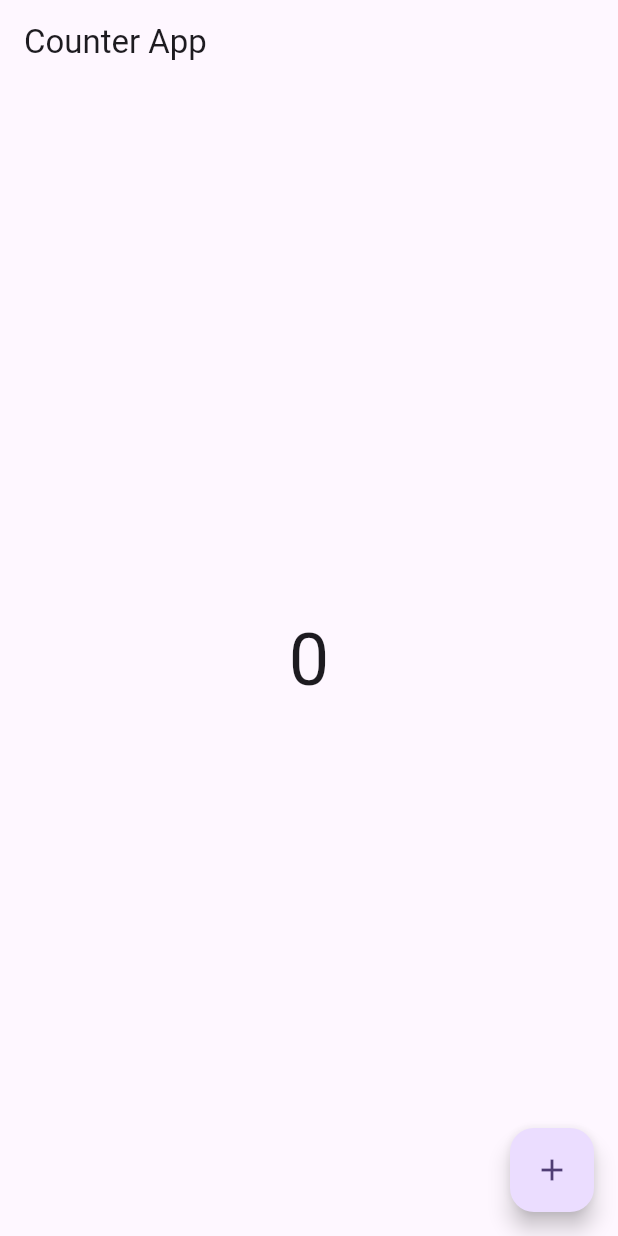
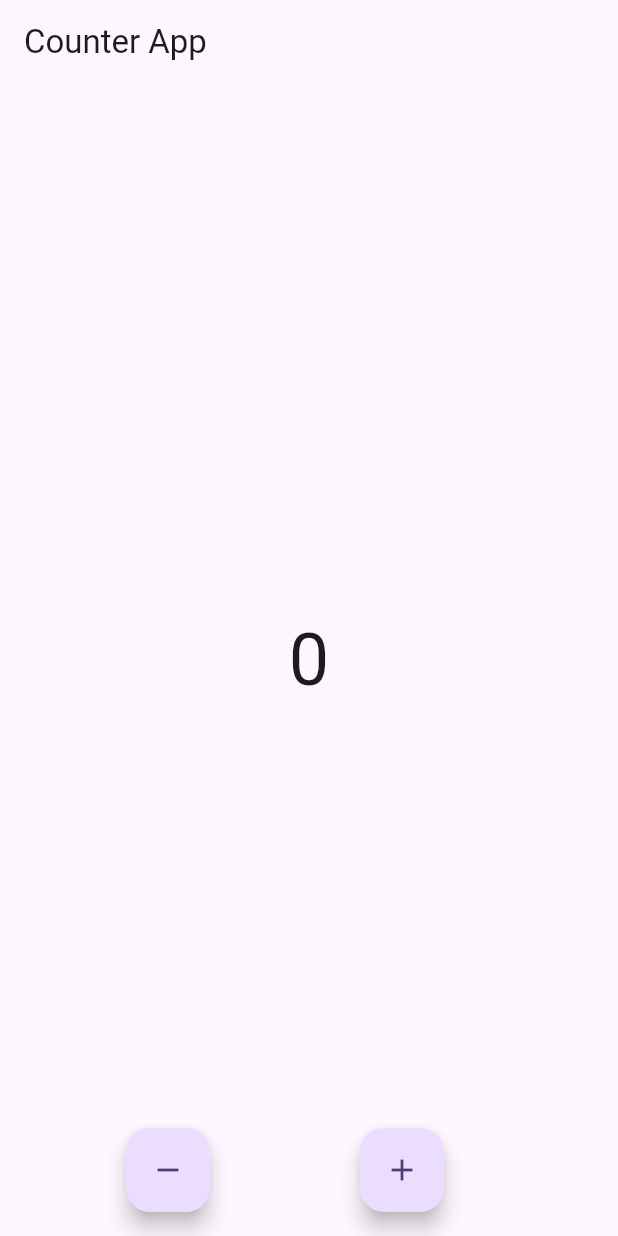
Before and after one commit to gilvancosta/Riverpod-miscellaneous-examples-01, a Flutter app: the screen it shows after launch, on a phone screen of 412 x 824 dp. Run offline on Flutter 3.47's test engine with Material 3 defaults, Android fonts, the phone set to English and light mode, and no system bars; our stand-ins replace flutter_riverpod, riverpod_annotation; generated files the repository leaves out were written again.

Commit message:
home controller

```diff
--- a/lib/src/ui/pages/home/home_page.dart
+++ b/lib/src/ui/pages/home/home_page.dart
@@ -3,7 +3,7 @@
 import 'package:flutter/material.dart';
 import 'package:flutter_riverpod/flutter_riverpod.dart';
 
-final counterProvider = StateProvider((ref) => 0);
+import 'controller/home_controller.dart';
 
 // ConsumerWidget substitui StatelessWidget para adicionar o parâmetro ref
 // no método de construção
@@ -27,12 +27,30 @@ class HomePage extends ConsumerWidget {
           ],
         ),
       ),
-      floatingActionButton: FloatingActionButton(
-// altera o estado do counterProvider por
-// acessando o StateNotifier diretamente.
-// Riverpod notificará automaticamente os ouvintes.
-        onPressed: () => ref.read(counterProvider.notifier).state++,
-        child: const Icon(Icons.add),
+      floatingActionButton: Container(
+        child: Row(
+          mainAxisAlignment: MainAxisAlignment.spaceEvenly,
+          children: [
+            FloatingActionButton(
+              // altera o estado do counterProvider por
+              // acessando o StateNotifier diretamente.
+              // Riverpod notificará automaticamente os ouvintes.
+              onPressed: () {
+                ref.read(counterProvider.notifier).decreaseByOne();
+              },
+              child: const Icon(Icons.remove),
+            ),
+            FloatingActionButton(
+              // altera o estado do counterProvider por
+              // acessando o StateNotifier diretamente.
+              // Riverpod notificará automaticamente os ouvintes.
+              onPressed: () {
+                ref.read(counterProvider.notifier).increaseByOne();
+              },
+              child: const Icon(Icons.add),
+            ),
+          ],
+        ),
       ),
     );
   }
```
Also changed, not shown: lib/src/ui/pages/home/controller/home_controller.dart (+11 -15 lines), lib/src/ui/pages/home/home_page_copy1.dart (+9 -6 lines), pubspec.yaml (+3 -10 lines), lib/src/ui/pages/home/controller/home_controller.g.dart (added), pubspec.lock.
